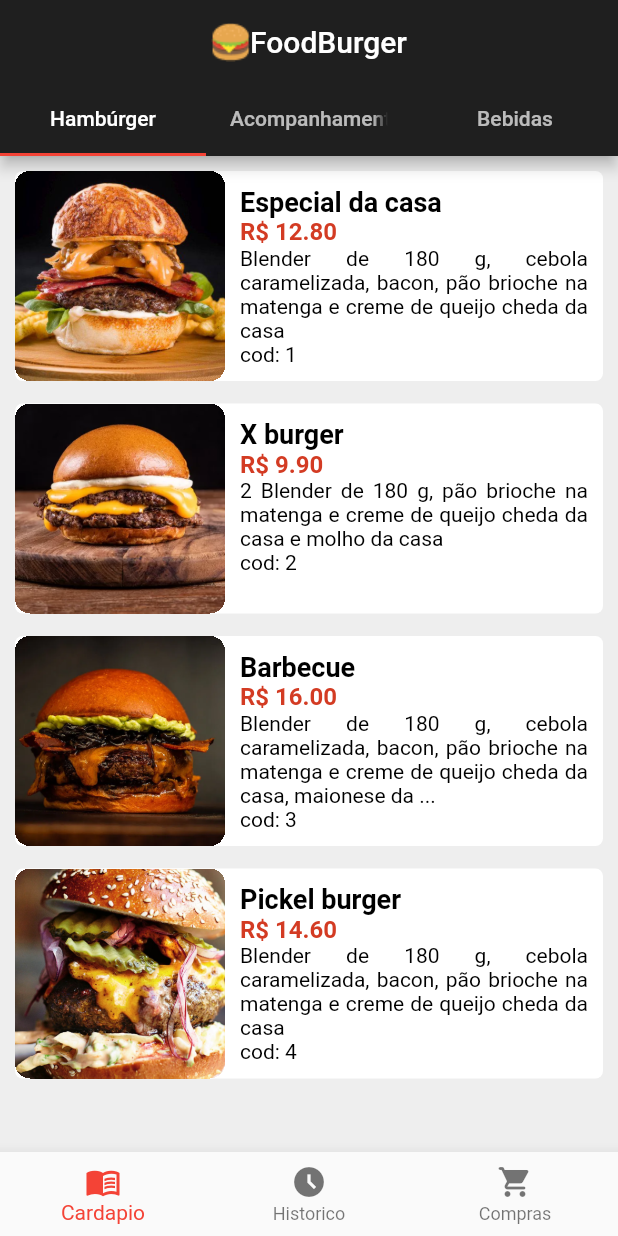
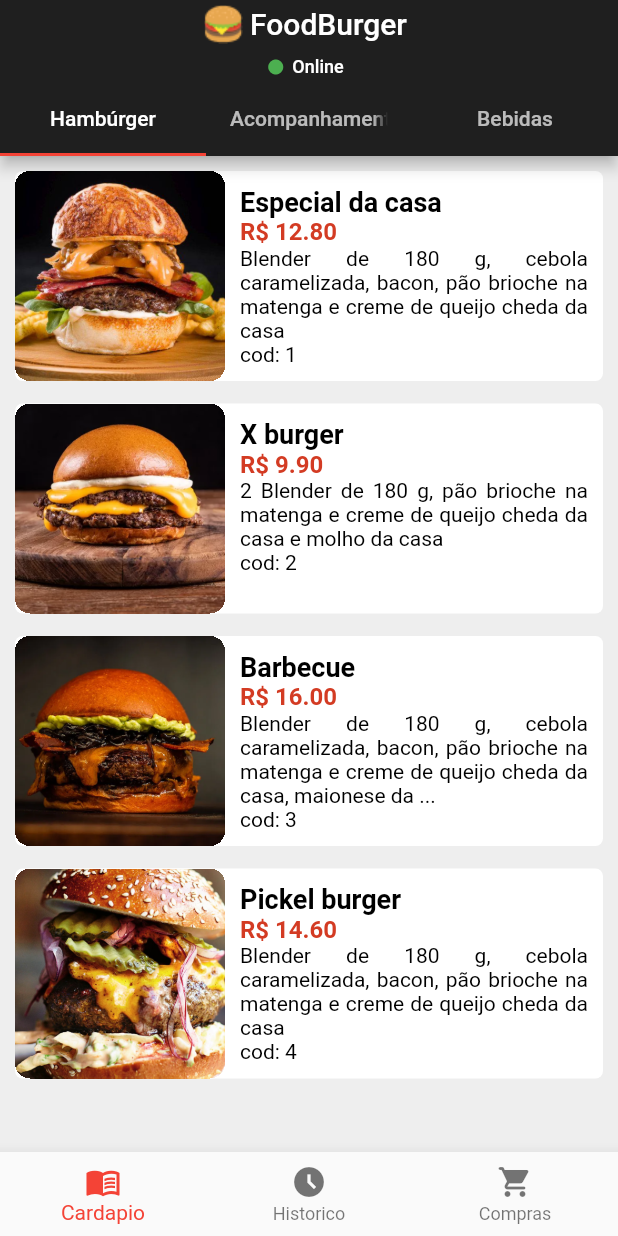
Before and after one commit to ArthurOlive/foodburger, a Flutter app: the screen it shows after launch, on a phone screen of 412 x 824 dp. Run offline on Flutter 3.47's test engine with Material 2 defaults, Android fonts, the light colour scheme and no system bars; Roboto replaces fonts that are missing (Quicksand).

Commit message:
feat. Correções de menu e adição de status de restaurante

```diff
--- a/lib/components/bottom_menu.dart
+++ b/lib/components/bottom_menu.dart
@@ -23,13 +23,11 @@ class BottomNavigatorMenu extends StatelessWidget {
       ],
       currentIndex: option,
       onTap: (int index) {
-        print("$index");
         switch (index) {
           case 0:
             Navigator.of(context).pushReplacementNamed("/");
             break;
           case 1:
-            print("B");
             Navigator.of(context).pushReplacementNamed("/history");
             break;
           case 2:
--- a/lib/components/item_container.dart
+++ b/lib/components/item_container.dart
@@ -44,7 +44,7 @@ class Food extends StatelessWidget {
               item = ItemListController.instance.itens[i];
             }
           }
-          Navigator.of(context).push(
+          Navigator.of(context).pushReplacement(
             MaterialPageRoute(builder: (context) => Confirm(item: item)),
           );
         },
--- /dev/null
+++ b/lib/components/title_bar.dart
@@ -0,0 +1,47 @@
+import 'package:flutter/material.dart';
+
+class TitleBar extends StatelessWidget {
+  const TitleBar({Key? key}) : super(key: key);
+
+  @override
+  Widget build(BuildContext context) {
+    return Container(
+      child: Column(
+        children: [
+          Row(
+            mainAxisAlignment: MainAxisAlignment.center,
+            crossAxisAlignment: CrossAxisAlignment.center,
+            children: [
+              Image.asset('assets/images/icon_hamburger.png'),
+              Container(
+                margin: EdgeInsets.symmetric(vertical: 5, horizontal: 5),
+                child: Text("FoodBurger"),
+              ),
+            ],
+          ),
+          Row(
+            mainAxisAlignment: MainAxisAlignment.center,
+            crossAxisAlignment: CrossAxisAlignment.center,
+            children: [
+              Icon(
+                Icons.circle,
+                color: Colors.green,
+                size: 12,
+              ),
+              Container(
+                margin: EdgeInsets.symmetric(vertical: 5, horizontal: 5),
+                child: Text(
+                  "Online",
+                  style: TextStyle(
+                    fontFamily: 'Quicksand',
+                    fontSize: 12,
+                  ),
+                ),
+              ),
+            ],
+          ),
+        ],
+      ),
+    );
+  }
+}
--- a/lib/screens/menu_page.dart
+++ b/lib/screens/menu_page.dart
@@ -2,6 +2,7 @@ import 'package:flutter/cupertino.dart';
 import 'package:flutter/material.dart';
 import 'package:foodburger/components/bottom_menu.dart';
 import 'package:foodburger/components/item_container.dart';
+import 'package:foodburger/components/title_bar.dart';
 import 'package:foodburger/controllers/item_list_controller.dart';
 import 'package:foodburger/models/item_type.dart';
 
@@ -15,16 +16,7 @@ class MenuPage extends StatelessWidget {
       child: Scaffold(
         backgroundColor: Colors.grey[200],
         appBar: AppBar(
-            title: Container(
-              child: Row(
-                mainAxisAlignment: MainAxisAlignment.center,
-                crossAxisAlignment: CrossAxisAlignment.center,
-                children: [
-                  Image.asset('assets/images/icon_hamburger.png'),
-                  Text("FoodBurger"),
-                ],
-              ),
-            ),
+            title: TitleBar(),
             backgroundColor: Color.fromRGBO(31, 31, 31, 1),
             centerTitle: true,
             bottom: TabBar(
```
Also changed, not shown: lib/components/app_bar.dart (deleted, +0 -25 lines), lib/components/item_cart.dart (+7 -3 lines), lib/screens/history_page.dart (+2 -10 lines), lib/screens/item_confirm_page.dart (+3 -11 lines), lib/screens/payment_cart_page.dart (+2 -10 lines).
